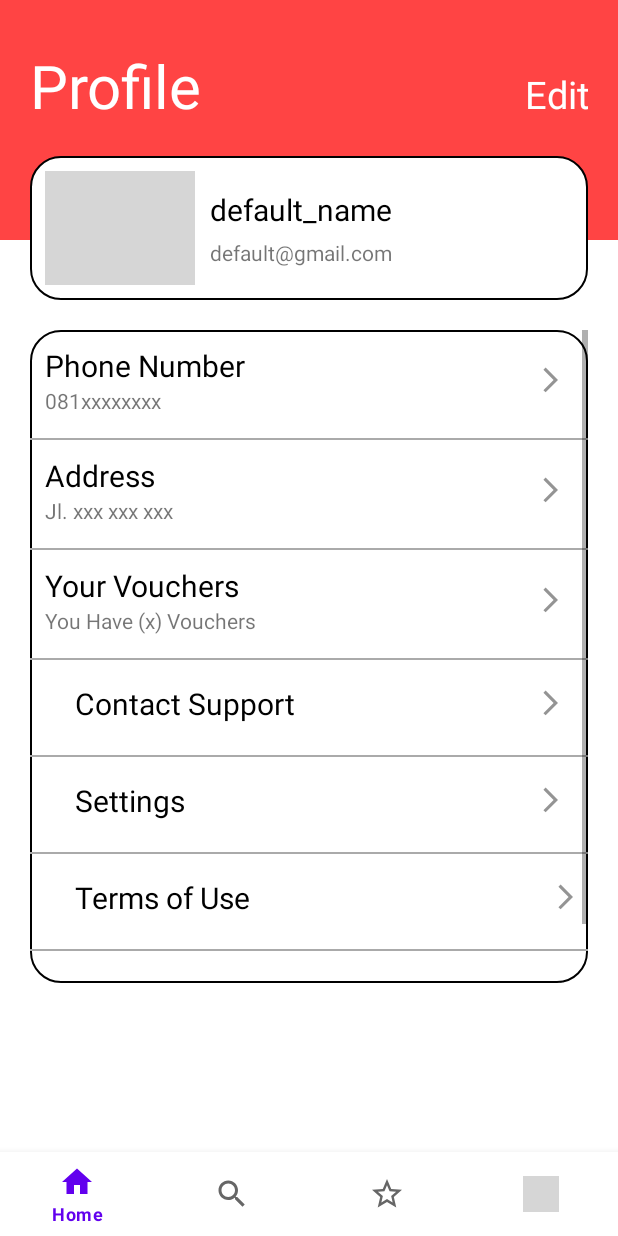
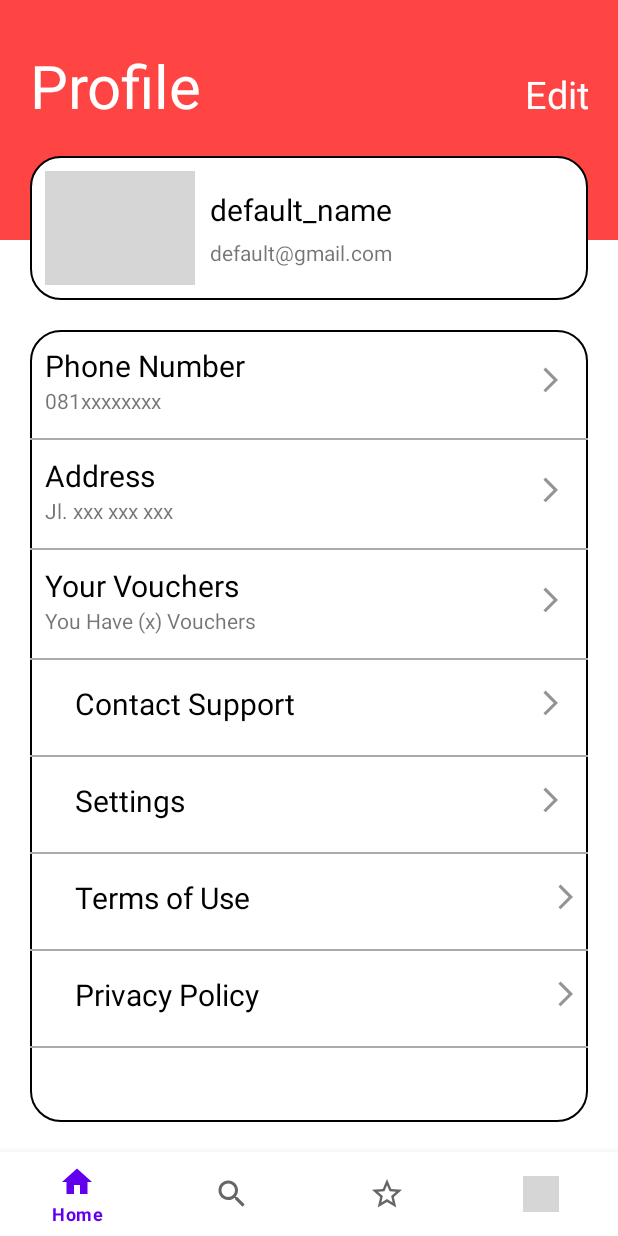
Before and after one commit to JSuryadharma/ratatouille, an Android app: the fragment ViewProfileFragment placed in its activity, on a phone screen of 412 x 824 dp. Run offline under Robolectric (Android 15) with nearby library versions, the phone set to English and light mode, and no system bars; our stand-ins replace Firebase (no records; nobody signed in at launch, a user with empty details on screens opened directly); 4 statements that could not run were skipped; grey boxes are pictures that could not be loaded.

Commit message:
Done: - View Profile Design - ADDED todo list on imageProfiles functions.. - Vouchers Class
Still on Progress:
- Vouchers (need UserVouchers Table)
- Image process for ProfilePictures

Fixed few bugs on Login, Design on CustomerViews, DataChecking for Firebase.
Few Classes and basic functions (comments too) added

```diff
--- a/app/src/main/java/com/example/ratatouille/models/Users.java
+++ b/app/src/main/java/com/example/ratatouille/models/Users.java
@@ -32,7 +32,7 @@ public class Users {
         this.last_login = last_login;
     }
 
-    public static void save(String username, String email, String password, String name, String phone, String address){
+    public static void save(String username, String email, String password, String name, String phone, String address){ // this save method is an exception, due to the multithreading system of Firebase, we need to static this..
         FirebaseAuth dAuth = DatabaseHelper.getDbAuth();
 
         dAuth.createUserWithEmailAndPassword(email, password).addOnCompleteListener(new OnCompleteListener<AuthResult>() {
@@ -49,7 +49,7 @@ public class Users {
                     dbRef.child(dbVars.NAME).setValue(name);
                     dbRef.child(dbVars.PHONE).setValue(phone);
                     dbRef.child(dbVars.ADDRESS).setValue(address);
-                    dbRef.child(dbVars.LASTLOGIN).setValue(new Timestamp(System.currentTimeMillis()));
+                    dbRef.child(dbVars.LASTLOGIN).setValue(new Timestamp(System.currentTimeMillis()).toString());
 
                     user.sendEmailVerification();
 
--- a/app/src/main/java/com/example/ratatouille/views/ViewProfileFragment.java
+++ b/app/src/main/java/com/example/ratatouille/views/ViewProfileFragment.java
@@ -14,6 +14,7 @@ import androidx.fragment.app.Fragment;
 import android.view.LayoutInflater;
 import android.view.View;
 import android.view.ViewGroup;
+import android.view.animation.Animation;
 import android.widget.ImageView;
 import android.widget.TextView;
 import android.widget.Toast;
@@ -21,6 +22,8 @@ import android.widget.Toast;
 import com.example.ratatouille.R;
 import com.example.ratatouille.controllers.UserController;
 import com.example.ratatouille.vars.VariablesUsed;
+
+import org.w3c.dom.Text;
 
 import java.io.InputStream;
 
@@ -37,6 +40,8 @@ public class ViewProfileFragment extends Fragment {
     private static final String ARG_PARAM2 = "param2";
     private static final int PICK_IMAGE = 1;
     ImageView imageProfile;
+    TextView usernameText;
+    TextView emailText;
     TextView phoneNumberText;
     TextView addressText;
     TextView yourVouchersText;
@@ -92,6 +97,8 @@ public class ViewProfileFragment extends Fragment {
     public void onViewCreated(@NonNull View view, @Nullable Bundle savedInstanceState) {
         super.onViewCreated(view, savedInstanceState);
         imageProfile = getView().findViewById(R.id.vp_imageProfile);
+        usernameText = getView().findViewById(R.id.vp_username);
+        emailText = getView().findViewById(R.id.vp_email);
         phoneNumberText = getView().findViewById(R.id.vp_phoneNumberText);
         addressText = getView().findViewById(R.id.vp_addressText);
         yourVouchersText = getView().findViewById(R.id.vp_yourVouchersText);
@@ -102,6 +109,8 @@ public class ViewProfileFragment extends Fragment {
 
 //        TODO: imageProfile update..
 //        imageProfile.setImageBitmap();
+        usernameText.setText(VariablesUsed.currentUser.getUsername());
+        emailText.setText(VariablesUsed.currentUser.getEmail());
         phoneNumberText.setText(VariablesUsed.currentUser.getPhone());
         addressText.setText(VariablesUsed.currentUser.getAddress());
 //        yourVouchersText.setText();
@@ -136,12 +145,16 @@ public class ViewProfileFragment extends Fragment {
 
             @Override
             public void onClick(View view) {
-                TextView tosText = getView().findViewById(R.id.tos_text);
                 vpTermsofService.generateTerms();
-                tosText.setText(vpTermsofService.getTerms());
 
                 LayoutInflater inflater = LayoutInflater.from(getContext());
                 View promptsView = inflater.inflate(R.layout.dialog_termsofservice,null);
+
+                promptsView.setScaleX(600);
+                promptsView.setScaleY(600);
+
+                TextView tosText = promptsView.findViewById(R.id.tos_text);
+                tosText.setText(vpTermsofService.getTerms());
 
                 AlertDialog.Builder alert = new AlertDialog.Builder(getContext());
                 alert.setView(promptsView);
--- a/app/src/main/res/layout/activity_customer.xml
+++ b/app/src/main/res/layout/activity_customer.xml
@@ -18,7 +18,8 @@
     <FrameLayout
         android:id="@+id/fragment_container"
         android:layout_width="match_parent"
-        android:layout_height="675dp">
+        android:layout_height="match_parent"
+        android:layout_above="@id/bottom_nav">
     </FrameLayout>
 
 </RelativeLayout>
--- a/app/src/main/res/layout/fragment_view_profile.xml
+++ b/app/src/main/res/layout/fragment_view_profile.xml
@@ -52,6 +52,7 @@
                     android:layout_width="match_parent"
                     android:layout_height="wrap_content"
                     android:text="default_name"
+                    android:id="@+id/vp_username"
                     android:textSize="20dp"
                     android:textColor="@android:color/black"
                     android:layout_marginLeft="10dp"/>
@@ -59,6 +60,7 @@
                     android:layout_width="match_parent"
                     android:layout_height="wrap_content"
                     android:text="default@gmail.com"
+                    android:id="@+id/vp_email"
                     android:paddingTop="5dp"
                     android:layout_marginLeft="10dp"/>
             </LinearLayout>
--- a/app/src/main/res/values/strings.xml
+++ b/app/src/main/res/values/strings.xml
@@ -2,5 +2,4 @@
     <string name="app_name">ratatouille</string>
     <!-- TODO: Remove or change this placeholder text -->
     <string name="hello_blank_fragment">Hello blank fragment</string>
-    <string name="default_web_client_id" />
 </resources>
```
Also changed, not shown: app/src/main/java/com/example/ratatouille/MainActivity.java (+22 -0 lines), app/src/main/java/com/example/ratatouille/controllers/UserController.java (+11 -11 lines), app/src/main/java/com/example/ratatouille/controllers/VoucherController.java (+6 -6 lines), app/src/main/java/com/example/ratatouille/db/DatabaseVars.java (+13 -0 lines), app/src/main/java/com/example/ratatouille/models/UserVoucher.java (added, +22 -0 lines), app/src/main/java/com/example/ratatouille/models/Vouchers.java (+21 -2 lines).
